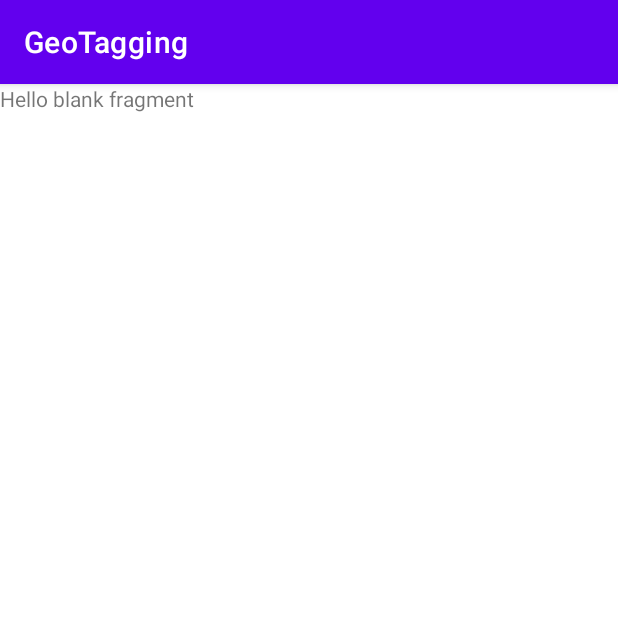
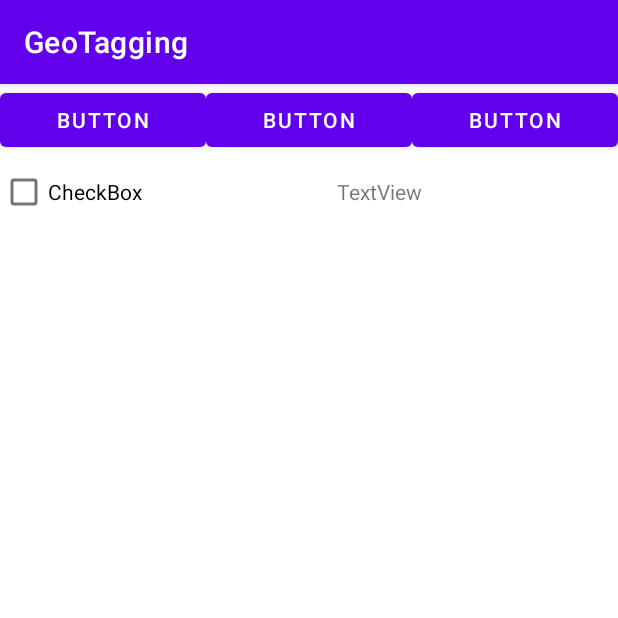
Before and after one commit to scalla1/MobileAppFinalProject, an Android app: the ExportFragment screen opened through its navigation route, on a phone screen of 412 x 824 dp, the top half of it. Run offline under Robolectric (Android 15) with nearby library versions, the phone set to English and light mode, and no system bars; our stand-ins replace Room's generated code.

Commit message:
Update fragment_export.xml

```diff
--- a/GeoTagging/app/src/main/res/layout/fragment_export.xml
+++ b/GeoTagging/app/src/main/res/layout/fragment_export.xml
@@ -1,14 +1,69 @@
 <?xml version="1.0" encoding="utf-8"?>
-<FrameLayout xmlns:android="http://schemas.android.com/apk/res/android"
+<LinearLayout xmlns:android="http://schemas.android.com/apk/res/android"
     xmlns:tools="http://schemas.android.com/tools"
     android:layout_width="match_parent"
     android:layout_height="match_parent"
-    tools:context=".ExportFragment">
+    android:orientation="vertical"
+    tools:context=".ExportFragment" >
 
-    <!-- TODO: Update blank fragment layout -->
-    <TextView
+    <LinearLayout
         android:layout_width="match_parent"
-        android:layout_height="match_parent"
-        android:text="@string/hello_blank_fragment" />
+        android:layout_height="wrap_content"
+        android:orientation="horizontal">
 
-</FrameLayout>
+        <Button
+            android:id="@+id/button"
+            android:layout_width="wrap_content"
+            android:layout_height="wrap_content"
+            android:layout_weight="1"
+            android:text="Button" />
+
+        <Button
+            android:id="@+id/button2"
+            android:layout_width="wrap_content"
+            android:layout_height="wrap_content"
+            android:layout_weight="1"
+            android:text="Button" />
+
+        <Button
+            android:id="@+id/button3"
+            android:layout_width="wrap_content"
+            android:layout_height="wrap_content"
+            android:layout_weight="1"
+            android:text="Button" />
+    </LinearLayout>
+
+    <ScrollView
+        android:layout_width="match_parent"
+        android:layout_height="match_parent">
+
+        <LinearLayout
+            android:id="@+id/tags_display"
+            android:layout_width="match_parent"
+            android:layout_height="wrap_content"
+            android:orientation="vertical" >
+
+            <LinearLayout
+                android:layout_width="match_parent"
+                android:layout_height="wrap_content"
+                android:backgroundTint="#2196F3"
+                android:orientation="horizontal">
+
+                <CheckBox
+                    android:id="@+id/checkBox"
+                    android:layout_width="wrap_content"
+                    android:layout_height="wrap_content"
+                    android:layout_weight="1"
+                    android:text="CheckBox" />
+
+                <TextView
+                    android:id="@+id/textView"
+                    android:layout_width="wrap_content"
+                    android:layout_height="wrap_content"
+                    android:layout_weight="1"
+                    android:text="TextView" />
+            </LinearLayout>
+        </LinearLayout>
+    </ScrollView>
+
+</LinearLayout>
```
